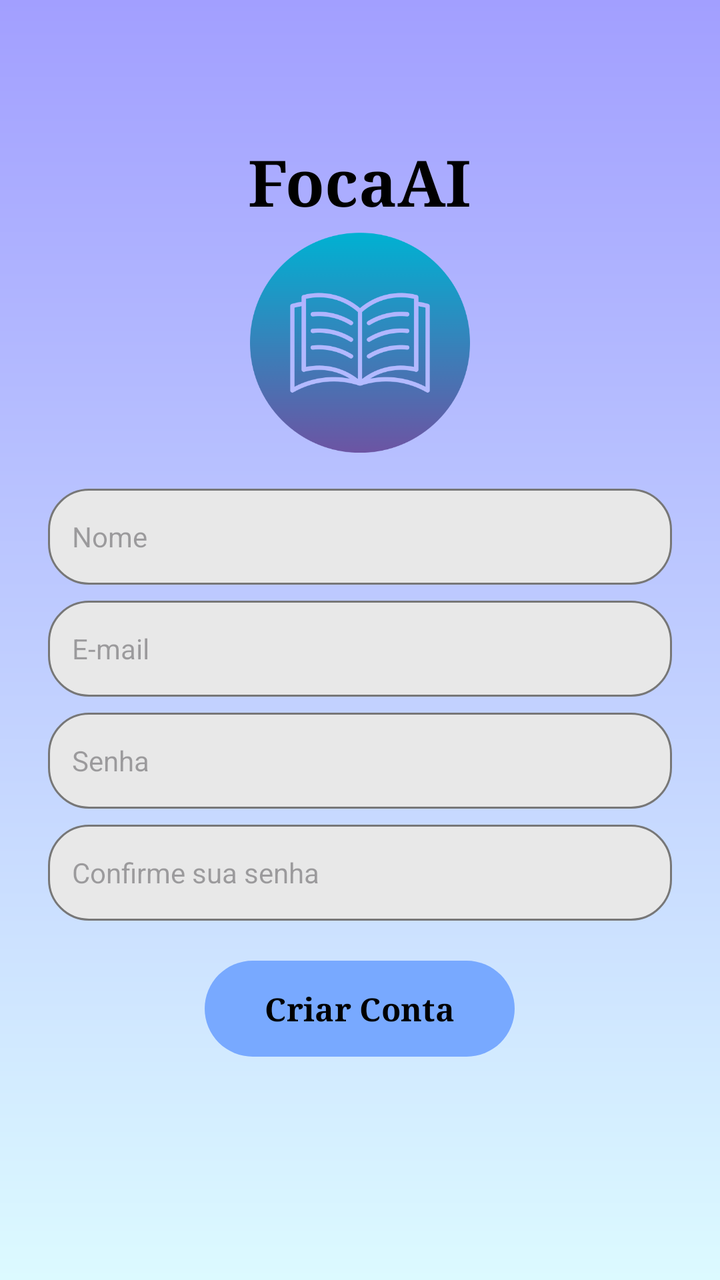
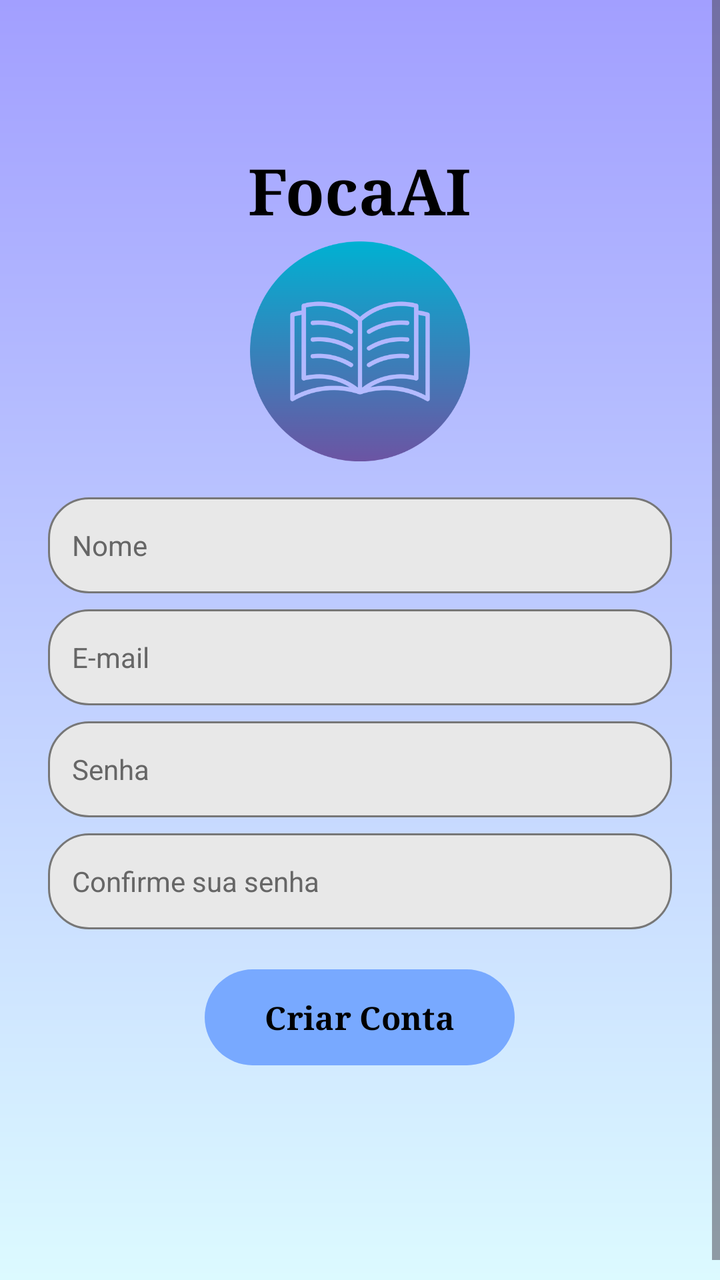

Screens rendered from an Android XML layout before and after an edit, with the pre-edit source and the edit as a unified diff.
<!-- AndroidManifest.xml: application theme Theme.FocaAi -->
<!-- res/layout/activity_cadastro.xml -->
<?xml version="1.0" encoding="utf-8"?>
<androidx.constraintlayout.widget.ConstraintLayout xmlns:android="http://schemas.android.com/apk/res/android"
    xmlns:app="http://schemas.android.com/apk/res-auto"
    xmlns:tools="http://schemas.android.com/tools"
    android:id="@+id/main"
    android:layout_width="match_parent"
    android:layout_height="match_parent"
    android:background="@drawable/bg_foca_gradient"
    tools:context=".activities.CadastroActivity">

    <LinearLayout
        android:layout_width="match_parent"
        android:layout_height="wrap_content"
        android:gravity="center_horizontal"
        android:orientation="vertical"
        android:paddingStart="24dp"
        android:paddingEnd="24dp"
        android:paddingBottom="16dp"
        app:layout_constraintBottom_toBottomOf="parent"
        app:layout_constraintTop_toTopOf="parent"
        app:layout_constraintVertical_bias="0.42">

        <TextView
            android:layout_width="wrap_content"
            android:layout_height="wrap_content"
            android:fontFamily="serif"
            android:text="FocaAI"
            android:textColor="#000000"
            android:textSize="32sp"
            android:textStyle="bold" />

        <ImageView
            android:layout_width="110dp"
            android:layout_height="110dp"
            android:layout_marginTop="4dp"
            android:contentDescription="Logo do FocaAi"
            android:scaleType="fitCenter"
            app:srcCompat="@drawable/livro" />

        <EditText
            android:id="@+id/editNomeCadastro"
            android:layout_width="match_parent"
            android:layout_height="48dp"
            android:layout_marginTop="18dp"
            android:background="@drawable/campo_rounded"
            android:hint="Nome"
            android:inputType="textPersonName"
            android:paddingStart="12dp"
            android:paddingEnd="12dp"
            android:textSize="14sp" />

        <EditText
            android:id="@+id/editEmailCadastro"
            android:layout_width="match_parent"
            android:layout_height="48dp"
            android:layout_marginTop="8dp"
            android:background="@drawable/campo_rounded"
            android:hint="E-mail"
            android:inputType="textEmailAddress"
            android:paddingStart="12dp"
            android:paddingEnd="12dp"
            android:textSize="14sp" />

        <EditText
            android:id="@+id/editSenhaCadastro"
            android:layout_width="match_parent"
            android:layout_height="48dp"
            android:layout_marginTop="8dp"
            android:background="@drawable/campo_rounded"
            android:hint="Senha"
            android:inputType="textPassword"
            android:paddingStart="12dp"
            android:paddingEnd="12dp"
            android:textSize="14sp" />

        <EditText
            android:id="@+id/editConfirmarSenhaCadastro"
            android:layout_width="match_parent"
            android:layout_height="48dp"
            android:layout_marginTop="8dp"
            android:background="@drawable/campo_rounded"
            android:hint="Confirme sua senha"
            android:inputType="textPassword"
            android:paddingStart="12dp"
            android:paddingEnd="12dp"
            android:textSize="14sp" />

        <Button
            android:id="@+id/buttonCriarConta"
            android:layout_width="155dp"
            android:layout_height="48dp"
            android:layout_marginTop="20dp"
            android:background="@drawable/button_rounded"
            android:fontFamily="serif"
            android:padding="0dp"
            android:stateListAnimator="@null"
            android:text="Criar Conta"
            android:textAllCaps="false"
            android:textColor="#000000"
            android:textSize="16sp"
            android:textStyle="bold"
            app:backgroundTint="@null" />

    </LinearLayout>

</androidx.constraintlayout.widget.ConstraintLayout>
<!-- resources referenced by this layout -->
<resources>
  <!-- drawable bg_foca_gradient (drawable) -->
  <?xml version="1.0" encoding="utf-8"?>
  <shape xmlns:android="http://schemas.android.com/apk/res/android" android:shape="rectangle">
      <gradient android:angle="270" android:startColor="#A29FFF" android:endColor="#DCFAFF" android:type="linear" />
  </shape>
  <!-- drawable button_rounded (drawable) -->
  <?xml version="1.0" encoding="utf-8"?>
  <shape xmlns:android="http://schemas.android.com/apk/res/android"
      android:shape="rectangle">
  
      <solid android:color="#78A9FF" />
  
      <corners android:radius="50dp" />
  
  </shape>
  <!-- drawable campo_rounded (drawable) -->
  <?xml version="1.0" encoding="utf-8"?>
  <shape xmlns:android="http://schemas.android.com/apk/res/android"
      android:shape="rectangle">
  
      <solid android:color="#E8E8E8" />
  
      <stroke
          android:width="1dp"
          android:color="#777777" />
  
      <corners android:radius="20dp" />
  
  </shape>
  <!-- drawable livro: png bitmap (drawable, 33037 bytes) -->
  <style name="Theme.FocaAi" parent="Base.Theme.FocaAi" />
  <style name="Base.Theme.FocaAi" parent="Theme.Material3.DayNight.NoActionBar">
          
          
      </style>
</resources>

<!-- the commit's change to res/layout/activity_cadastro.xml (unified diff, before → after) -->
@@ -1,11 +1,18 @@
 <?xml version="1.0" encoding="utf-8"?>
-<androidx.constraintlayout.widget.ConstraintLayout xmlns:android="http://schemas.android.com/apk/res/android"
-    xmlns:app="http://schemas.android.com/apk/res-auto"
-    xmlns:tools="http://schemas.android.com/tools"
+<ScrollView xmlns:android="http://schemas.android.com/apk/res/android"
     android:id="@+id/main"
     android:layout_width="match_parent"
     android:layout_height="match_parent"
     android:background="@drawable/bg_foca_gradient"
+    android:fillViewport="true"
+    android:clipToPadding="false"
+    android:scrollbars="vertical">
+<androidx.constraintlayout.widget.ConstraintLayout xmlns:android="http://schemas.android.com/apk/res/android"
+    xmlns:app="http://schemas.android.com/apk/res-auto"
+    xmlns:tools="http://schemas.android.com/tools"
+    android:layout_width="match_parent" android:minHeight="650dp"
+    android:layout_height="wrap_content"
+   
     tools:context=".activities.CadastroActivity">
 
     <LinearLayout
@@ -38,6 +45,8 @@
             app:srcCompat="@drawable/livro" />
 
         <EditText
+            android:textColorHint="#666666"
+            android:textColor="#000000"
             android:id="@+id/editNomeCadastro"
             android:layout_width="match_parent"
             android:layout_height="48dp"
@@ -50,6 +59,8 @@
             android:textSize="14sp" />
 
         <EditText
+            android:textColorHint="#666666"
+            android:textColor="#000000"
             android:id="@+id/editEmailCadastro"
             android:layout_width="match_parent"
             android:layout_height="48dp"
@@ -62,6 +73,8 @@
             android:textSize="14sp" />
 
         <EditText
+            android:textColorHint="#666666"
+            android:textColor="#000000"
             android:id="@+id/editSenhaCadastro"
             android:layout_width="match_parent"
             android:layout_height="48dp"
@@ -74,6 +87,8 @@
             android:textSize="14sp" />
 
         <EditText
+            android:textColorHint="#666666"
+            android:textColor="#000000"
             android:id="@+id/editConfirmarSenhaCadastro"
             android:layout_width="match_parent"
             android:layout_height="48dp"
@@ -103,4 +118,6 @@
 
     </LinearLayout>
 
+
 </androidx.constraintlayout.widget.ConstraintLayout>
+</ScrollView>
